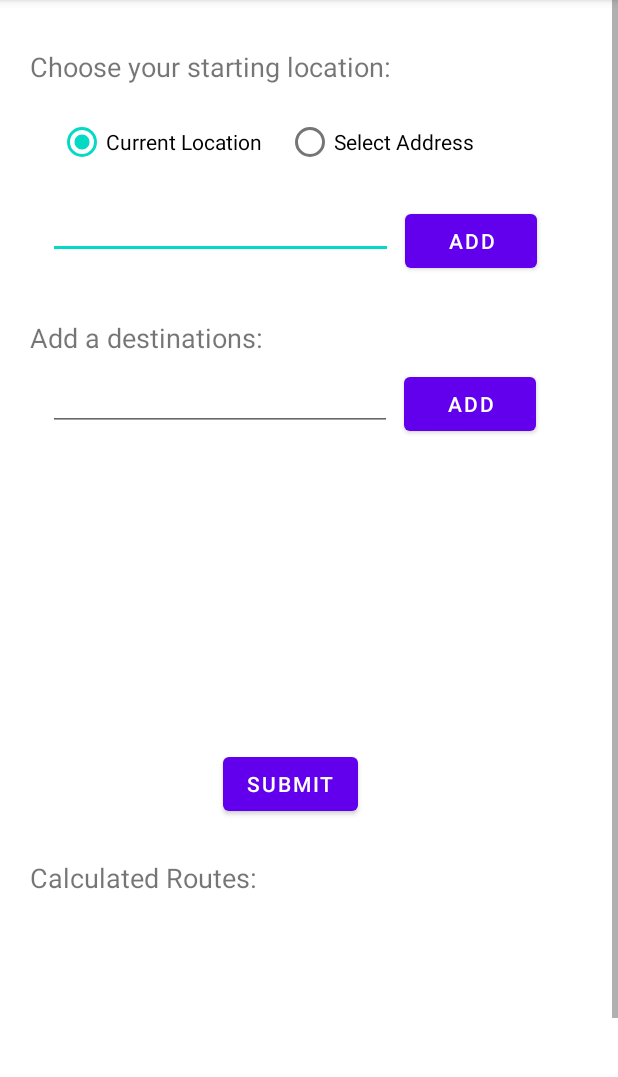
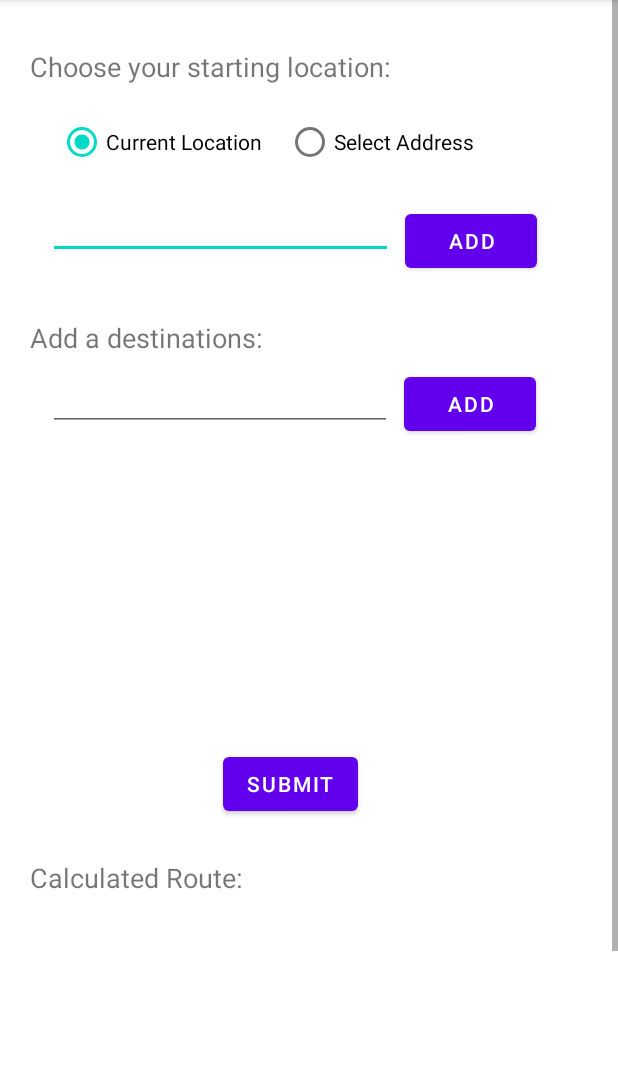
Before and after one commit to Divyesh-Johri/Chorest, an Android app: the AddChorestActivity screen opened directly, with no data from a screen before it, on a phone screen of 412 x 824 dp, the part 84-1161 px from its top. Run offline under Robolectric (Android 15) with nearby library versions, the phone set to English and light mode, and no system bars.

Commit message:
Updated Add Chorest Page XML file

```diff
--- a/app/src/main/java/com/example/chorest_app/Fragments/HomeFragment.java
+++ b/app/src/main/java/com/example/chorest_app/Fragments/HomeFragment.java
@@ -129,7 +129,7 @@ public class HomeFragment extends Fragment {
 
         try {
             Log.d(TAG, "Successfully switched to Add Chorest page.");
-            Toast.makeText(getActivity(), "Add Chorest Page", Toast.LENGTH_SHORT).show();
+            //Toast.makeText(getActivity(), "Add Chorest Page", Toast.LENGTH_SHORT).show();
 
             Intent i = new Intent(getActivity(), AddChorestActivity.class);
             startActivity(i);
--- a/app/src/main/java/com/example/chorest_app/MainActivity.java
+++ b/app/src/main/java/com/example/chorest_app/MainActivity.java
@@ -24,6 +24,8 @@ public class MainActivity extends AppCompatActivity {
     protected void onCreate(Bundle savedInstanceState) {
         super.onCreate(savedInstanceState);
         setContentView(R.layout.activity_main);
+
+
 
         bottomNavigationView = findViewById(R.id.bottomNavigation);
 
--- a/app/src/main/res/layout/activity_add_chorest.xml
+++ b/app/src/main/res/layout/activity_add_chorest.xml
@@ -5,7 +5,8 @@
     xmlns:app="http://schemas.android.com/apk/res-auto"
     xmlns:tools="http://schemas.android.com/tools"
     android:layout_height="match_parent"
-     android:layout_width="match_parent">
+    android:layout_width="match_parent"
+    android:id="@+id/addChorestContainer">
 
     <androidx.constraintlayout.widget.ConstraintLayout
         android:layout_width="match_parent"
@@ -61,7 +62,7 @@
             android:layout_height="wrap_content"
             android:layout_marginStart="20dp"
             android:layout_marginTop="26dp"
-            android:text="Calculated Routes:"
+            android:text="Calculated Route:"
             android:textSize="18sp"
             app:layout_constraintStart_toStartOf="parent"
             app:layout_constraintTop_toBottomOf="@+id/btSubmitList" />
@@ -86,7 +87,7 @@
             app:layout_constraintEnd_toEndOf="parent"
             app:layout_constraintHorizontal_bias="0.454"
             app:layout_constraintStart_toStartOf="parent"
-            app:layout_constraintTop_toBottomOf="@+id/rvCalculatedRoutes" />
+            app:layout_constraintTop_toBottomOf="@+id/etChorestName" />
 
         <TextView
             android:id="@+id/textView3"
@@ -174,6 +175,18 @@
             app:layout_constraintTop_toBottomOf="@+id/rgLocation"
             tools:text="Street Address" />
 
+        <EditText
+            android:id="@+id/etChorestName"
+            android:layout_width="wrap_content"
+            android:layout_height="wrap_content"
+            android:layout_marginStart="32dp"
+            android:layout_marginTop="16dp"
+            android:ems="10"
+            android:inputType="textPersonName"
+            app:layout_constraintStart_toStartOf="parent"
+            app:layout_constraintTop_toBottomOf="@+id/rvCalculatedRoutes"
+            tools:text="Chorest Name" />
+
     </androidx.constraintlayout.widget.ConstraintLayout>
 
 </ScrollView>
```
Also changed, not shown: app/src/main/java/com/example/chorest_app/AddChorestActivity.java (+32 -2 lines), app/src/main/java/com/example/chorest_app/HomeItemsAdapter.java (renamed from app/src/main/java/com/example/chorest_app/ItemsAdapter.java).
